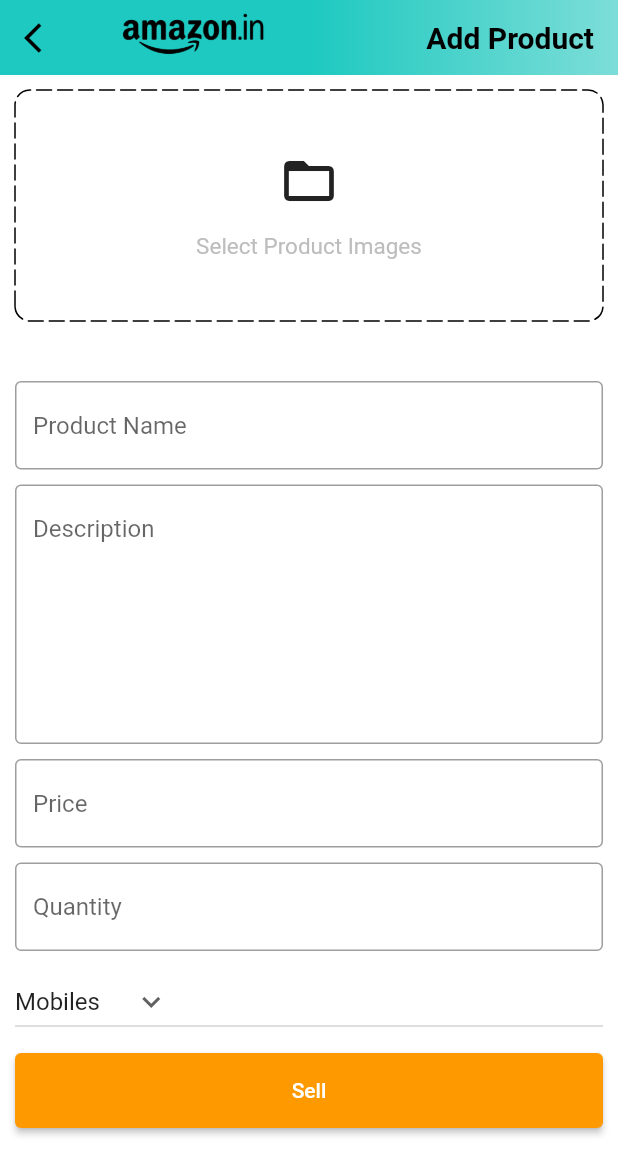
After one commit to minhunsocute/AmazonClone-Flutter-NodeJs, a Flutter app: the AddProduct screen opened by its route, on a phone screen of 412 x 824 dp. The commit adds this screen. Shown: the top 1175 px of the screen. Run offline on Flutter 3.47's test engine with Material 2 defaults, Android fonts, the phone set to English and light mode, and no system bars; drawn by our look-alikes of dotted_border; our stand-ins replace carousel_slider, file_picker, shared_preferences; missing offline and left inert: cloudinary_public; accounts and stored records are empty.

```diff
--- a/lib/constants/utils.dart
+++ b/lib/constants/utils.dart
@@ -1,6 +1,6 @@
 import 'dart:io';
 
-// import 'package:file_picker/file_picker.dart';
+import 'package:file_picker/file_picker.dart';
 import 'package:flutter/material.dart';
 
 void showSnackBar(BuildContext context, String text) {
@@ -11,20 +11,20 @@ void showSnackBar(BuildContext context, String text) {
   );
 }
 
-// Future<List<File>> pickImages() async {
-//   List<File> images = [];
-//   try {
-//     var files = await FilePicker.platform.pickFiles(
-//       type: FileType.image,
-//       allowMultiple: true,
-//     );
-//     if (files != null && files.files.isNotEmpty) {
-//       for (int i = 0; i < files.files.length; i++) {
-//         images.add(File(files.files[i].path!));
-//       }
-//     }
-//   } catch (e) {
-//     debugPrint(e.toString());
-//   }
-//   return images;
-// }
+Future<List<File>> pickImages() async {
+  List<File> images = [];
+  try {
+    var files = await FilePicker.platform.pickFiles(
+      type: FileType.image,
+      allowMultiple: true,
+    );
+    if (files != null && files.files.isNotEmpty) {
+      for (int i = 0; i < files.files.length; i++) {
+        images.add(File(files.files[i].path!));
+      }
+    }
+  } catch (e) {
+    debugPrint("Pick Image error:${e.toString()}");
+  }
+  return images;
+}
--- /dev/null
+++ b/lib/features/admin/screens/add_product.dart
@@ -0,0 +1,221 @@
+// import 'dart:html';
+import 'dart:io';
+import 'package:amazon_clone/features/auth/services/admin_services.dart';
+import 'package:carousel_slider/carousel_slider.dart';
+import 'package:flutter/material.dart';
+import 'package:dotted_border/dotted_border.dart';
+import '../../../common/widgets/custom_button.dart';
+import '../../../common/widgets/custom_textfield.dart';
+import '../../../constants/global_variables.dart';
+import '../../../constants/utils.dart';
+
+class AddProduct extends StatefulWidget {
+  static const String routeName = "/add_product";
+  const AddProduct({super.key});
+
+  @override
+  State<AddProduct> createState() => _AddProductState();
+}
+
+class _AddProductState extends State<AddProduct> {
+  final TextEditingController productNameController = TextEditingController();
+  final TextEditingController descriptionController = TextEditingController();
+  final TextEditingController priceController = TextEditingController();
+  final TextEditingController quantityController = TextEditingController();
+  final AdminService adminServices = AdminService();
+
+  String category = 'Mobiles';
+  List<File> images = [];
+  final _addProductFormKey = GlobalKey<FormState>();
+  @override
+  void dispose() {
+    super.dispose();
+    productNameController.dispose();
+    descriptionController.dispose();
+    priceController.dispose();
+    quantityController.dispose();
+  }
+
+  List<String> productCategories = [
+    'Mobiles',
+    'Essentials',
+    'Appliances',
+    'Books',
+    'Fashion'
+  ];
+
+  void sellProduct() {
+    if (images.isNotEmpty) {
+      adminServices.sellProduct(
+        context: context,
+        name: productNameController.text,
+        desception: descriptionController.text,
+        price: double.parse(priceController.text),
+        quantity: double.parse(quantityController.text),
+        category: category,
+        images: images,
+      );
+    }
+  }
+
+  void selectImages() async {
+    var res = await pickImages();
+    setState(() {
+      images = res;
+    });
+  }
+
+  @override
+  Widget build(BuildContext context) {
+    return Scaffold(
+      appBar: PreferredSize(
+        preferredSize: const Size.fromHeight(50),
+        child: AppBar(
+          leading: InkWell(
+            onTap: () => Navigator.pop(context),
+            child: const Icon(Icons.arrow_back_ios, color: Colors.black),
+          ),
+          flexibleSpace: Container(
+            decoration: const BoxDecoration(
+              gradient: GlobalVariables.appBarGradient,
+            ),
+          ),
+          title: Row(
+            mainAxisAlignment: MainAxisAlignment.spaceBetween,
+            children: [
+              Container(
+                alignment: Alignment.topLeft,
+                child: Image.asset(
+                  'assets/images/amazon_in.png',
+                  width: 120,
+                  height: 45,
+                  color: Colors.black,
+                ),
+              ),
+              const Text(
+                'Add Product',
+                style: TextStyle(
+                    color: Colors.black,
+                    fontWeight: FontWeight.bold,
+                    fontSize: 20),
+              )
+            ],
+          ),
+        ),
+      ),
+      body: ListView(
+        physics: const BouncingScrollPhysics(
+          parent: AlwaysScrollableScrollPhysics(),
+        ),
+        children: [
+          Padding(
+            padding: const EdgeInsets.all(10.0),
+            child: images.isNotEmpty
+                ? CarouselSlider(
+                    items: images.map(
+                      (i) {
+                        return Builder(
+                          builder: (BuildContext context) => Image.file(
+                            i,
+                            fit: BoxFit.cover,
+                            height: 200,
+                          ),
+                        );
+                      },
+                    ).toList(),
+                    options: CarouselOptions(
+                      viewportFraction: 1,
+                      height: 200,
+                    ),
+                  )
+                : GestureDetector(
+                    onTap: selectImages,
+                    child: DottedBorder(
+                      borderType: BorderType.RRect,
+                      radius: const Radius.circular(10),
+                      dashPattern: const [10, 4],
+                      strokeCap: StrokeCap.round,
+                      child: Container(
+                        width: double.infinity,
+                        height: 150,
+                        decoration: BoxDecoration(
+                          borderRadius: BorderRadius.circular(10),
+                        ),
+                        child: Column(
+                          mainAxisAlignment: MainAxisAlignment.center,
+                          children: [
+                            const Icon(
+                              Icons.folder_open,
+                              size: 40,
+                            ),
+                            const SizedBox(height: 15),
+                            Text(
+                              'Select Product Images',
+                              style: TextStyle(
+                                fontSize: 15,
+                                color: Colors.grey.shade400,
+                              ),
+                            ),
+                          ],
+                        ),
+                      ),
+                    ),
+                  ),
+          ),
+          const SizedBox(height: 30),
+          Padding(
+            padding: const EdgeInsets.symmetric(horizontal: 10),
+            child: Column(
+              children: [
+                CustomTextField(
+                  controller: productNameController,
+                  hintText: 'Product Name',
+                ),
+                const SizedBox(height: 10),
+                CustomTextField(
+                  controller: descriptionController,
+                  hintText: 'Description',
+                  maxLines: 7,
+                ),
+                const SizedBox(height: 10),
+                CustomTextField(
+                  controller: priceController,
+                  hintText: 'Price',
+                ),
+                const SizedBox(height: 10),
+                CustomTextField(
+                  controller: quantityController,
+                  hintText: 'Quantity',
+                ),
+                const SizedBox(height: 10),
+                SizedBox(
+                  width: double.infinity,
+                  child: DropdownButton(
+                    value: category,
+                    icon: const Icon(Icons.keyboard_arrow_down),
+                    items: productCategories.map((String item) {
+                      return DropdownMenuItem(
+                        value: item,
+                        child: Text(item),
+                      );
+                    }).toList(),
+                    onChanged: (String? newVal) {
+                      setState(() {
+                        category = newVal!;
+                      });
+                    },
+                  ),
+                ),
+                const SizedBox(height: 10),
+                CustomButton(
+                  text: 'Sell',
+                  onTap: () => sellProduct(),
+                ),
+              ],
+            ),
+          ),
+        ],
+      ),
+    );
+  }
+}
--- /dev/null
+++ b/lib/features/auth/services/admin_services.dart
@@ -0,0 +1,142 @@
+import 'dart:convert';
+
+import 'package:amazon_clone/constants/utils.dart';
+import 'package:amazon_clone/models/user.dart';
+import 'package:flutter/cupertino.dart';
+import 'package:cloudinary_public/cloudinary_public.dart';
+
+import 'dart:io';
+import 'package:http/http.dart' as http;
+import '../../../constants/error_handling.dart';
+import '../../../models/product.dart';
+import 'package:provider/provider.dart';
+
+import '../../../providers/user_provider.dart';
+
+class AdminService {
+  void sellProduct({
+    required BuildContext context,
+    required String name,
+    required String desception,
+    required double price,
+    required double quantity,
+    required String category,
+    required List<File> images,
+  }) async {
+    final user = Provider.of<UserProvider>(context, listen: false);
+    try {
+      final cloudinary = CloudinaryPublic('ddopvilpr', 'evzte9pr');
+      List<String> imageUrls = [];
+      for (int i = 0; i < images.length; i++) {
+        CloudinaryResponse imageRes = await cloudinary
+            .uploadFile(CloudinaryFile.fromFile(images[i].path, folder: name));
+        imageUrls.add(
+          imageRes.secureUrl,
+        );
+
+        Product product = Product(
+          name: name,
+          description: desception,
+          quantity: quantity,
+          images: imageUrls,
+          category: category,
+          price: price,
+        );
+
+        http.Response res = await http.post(
+          Uri.parse(
+              'https://amazon-clone-hung.herokuapp.com/admin/add-product'),
+          headers: {
+            'Content-Type': 'application/json; charset=UTF-8',
+            'x-auth-token': user.user.token,
+          },
+          body: product.toJson(),
+        );
+        httpErrorHandle(
+          response: res,
+          context: context,
+          onSuccess: () {
+            showSnackBar(context, 'Post is success!');
+          },
+        );
+      }
+    } catch (err) {
+      showSnackBar(context, err.toString());
+    }
+  }
+
+  //Get all data of product
+  Future<List<Product>> fetchAllData(BuildContext context) async {
+    final userProvider = Provider.of<UserProvider>(context, listen: false);
+    List<Product> producList = [];
+    try {
+      http.Response res = await http.get(
+        Uri.parse('https://amazon-clone-hung.herokuapp.com/admin/get-products'),
+        headers: {
+          'Content-Type': 'application/json; charset=UTF-8',
+          'x-auth-token': userProvider.user.token,
+        },
+      );
+      print(res.body);
+      httpErrorHandle(
+          response: res,
+          context: context,
+          onSuccess: () {
+            for (int i = 0; i < jsonDecode(res.body).length; i++) {
+              Map<String, dynamic> map = jsonDecode(res.body)[i];
+              producList.add(
+                Product.fromMap({
+                  'name': map['name'],
+                  'description': map['description'] ?? '',
+                  'quantity': map['quantity']?.toDouble() ?? 0.0,
+                  'images': List<String>.from(map['images']),
+                  'category': map['category'] ?? '',
+                  'price': map['price']?.toDouble() ?? 0.0,
+                  'id': map['_id'],
+                  // 'rating': map['ratings'] != null
+                  //     ? List<Rating>.from(
+                  //         map['ratings']?.map(
+                  //           (x) => Rating.fromMap(x),
+                  //         ),
+                  //       )
+                  //     : null,
+                }),
+              );
+            }
+          });
+    } catch (e) {
+      showSnackBar(context, e.toString());
+    }
+    return producList;
+  }
+
+  //delete products
+  void deleteProduct(
+      {required BuildContext context,
+      required Product product,
+      required VoidCallback onSuccess}) async {
+    final userProvider = Provider.of<UserProvider>(context, listen: false);
+    try {
+      http.Response res = await http.post(
+          Uri.parse(
+            'https://amazon-clone-hung.herokuapp.com/admin/delete-product',
+          ),
+          headers: {
+            'Content-Type': 'application/json; charset=UTF-8',
+            'x-auth-token': userProvider.user.token,
+          },
+          body: jsonEncode({
+            'id': product.id,
+          }));
+      httpErrorHandle(
+        response: res,
+        context: context,
+        onSuccess: () {
+          onSuccess();
+        },
+      );
+    } catch (e) {
+      showSnackBar(context, e.toString());
+    }
+  }
+}
--- /dev/null
+++ b/lib/models/product.dart
@@ -0,0 +1,61 @@
+import 'dart:convert';
+
+import 'package:amazon_clone/models/rating.dart';
+
+class Product {
+  final String name;
+  final String description;
+  final double quantity;
+  final List<String> images;
+  final String category;
+  final double price;
+  final String? id;
+  // final List<Rating>? rating;
+  Product({
+    required this.name,
+    required this.description,
+    required this.quantity,
+    required this.images,
+    required this.category,
+    required this.price,
+    this.id,
+    // this.rating,
+  });
+
+  Map<String, dynamic> toMap() {
+    return {
+      'name': name,
+      'description': description,
+      'quantity': quantity,
+      'images': images,
+      'category': category,
+      'price': price,
+      'id': id,
+      // 'rating': rating,
+    };
+  }
+
+  factory Product.fromMap(Map<String, dynamic> map) {
+    return Product(
+      name: map['name'] ?? '',
+      description: map['description'] ?? '',
+      quantity: map['quantity']?.toDouble() ?? 0.0,
+      images: List<String>.from(map['images']),
+      category: map['category'] ?? '',
+      price: map['price']?.toDouble() ?? 0.0,
+      id: map['_id'],
+      // rating: map['ratings'] != null
+      //     ? List<Rating>.from(
+      //         map['ratings']?.map(
+      //           (x) => Rating.fromMap(x),
+      //         ),
+      //       )
+      //     : null,
+    );
+  }
+
+  String toJson() => json.encode(toMap());
+
+  factory Product.fromJson(String source) =>
+      Product.fromMap(json.decode(source));
+}
--- /dev/null
+++ b/lib/models/rating.dart
@@ -0,0 +1,28 @@
+import 'dart:convert';
+
+class Rating {
+  final String userId;
+  final double rating;
+  Rating({
+    required this.userId,
+    required this.rating,
+  });
+
+  Map<String, dynamic> toMap() {
+    return {
+      'userId': userId,
+      'rating': rating,
+    };
+  }
+
+  factory Rating.fromMap(Map<String, dynamic> map) {
+    return Rating(
+      userId: map['userId'] ?? '',
+      rating: map['rating']?.toDouble() ?? 0.0,
+    );
+  }
+
+  String toJson() => json.encode(toMap());
+
+  factory Rating.fromJson(String source) => Rating.fromMap(json.decode(source));
+}
--- a/lib/router.dart
+++ b/lib/router.dart
@@ -1,3 +1,5 @@
+import 'package:amazon_clone/features/admin/screens/add_product.dart';
+import 'package:amazon_clone/features/admin/screens/admin_screen.dart';
 import 'package:flutter/material.dart';
 
 import 'common/widgets/bottom_bar.dart';
@@ -21,6 +23,16 @@ Route<dynamic> generateRoute(RouteSettings routeSettings) {
         settings: routeSettings,
         builder: (_) => BottomBar(),
       );
+    case AdminScreen.routeName:
+      return MaterialPageRoute(
+        settings: routeSettings,
+        builder: (_) => AdminScreen(),
+      );
+    case AddProduct.routeName:
+      return MaterialPageRoute(
+        settings: routeSettings,
+        builder: (_) => AddProduct(),
+      );
     default:
       return MaterialPageRoute(
         settings: routeSettings,
--- a/pubspec.yaml
+++ b/pubspec.yaml
@@ -38,6 +38,9 @@ dependencies:
   cupertino_icons: ^1.0.2
   http: ^0.13.5
   carousel_slider: ^4.1.1
+  dotted_border: ^2.0.0+2
+  cloudinary_public: ^0.13.0
+  file_picker: ^5.2.1
 
 dev_dependencies:
   flutter_test:
```
Also changed, not shown: lib/features/admin/screens/admin_screen.dart (added, +96 -0 lines), lib/features/admin/screens/post_scree.dart (added, +136 -0 lines), lib/main.dart (+6 -5 lines), pubspec.lock.
